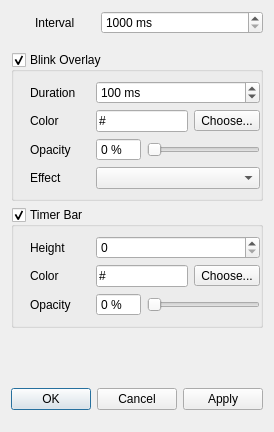
Faun-a-Fox/blink, file settingsdialog.ui: the form before one commit.
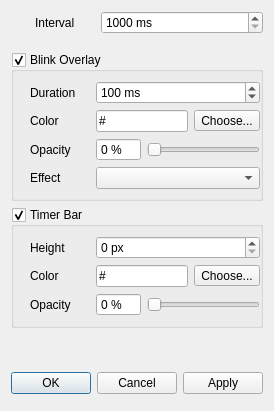
The form after the commit.

Commit message: Settings Dialog is working.

Diff of the .ui file:
```diff
--- a/settingsdialog.ui
+++ b/settingsdialog.ui
@@ -7,7 +7,7 @@
     <x>0</x>
     <y>0</y>
     <width>270</width>
-    <height>432</height>
+    <height>411</height>
    </rect>
   </property>
   <property name="windowTitle">
@@ -234,7 +234,11 @@
        </widget>
       </item>
       <item row="0" column="1">
-       <widget class="QSpinBox" name="spinBox_TimerHeight"/>
+       <widget class="QSpinBox" name="spinBox_TimerHeight">
+        <property name="suffix">
+         <string> px</string>
+        </property>
+       </widget>
       </item>
       <item row="1" column="0">
        <widget class="QLabel" name="label_Color_3">
@@ -331,9 +335,6 @@
        <verstretch>0</verstretch>
       </sizepolicy>
      </property>
-     <property name="orientation">
-      <enum>Qt::Horizontal</enum>
-     </property>
      <property name="standardButtons">
       <set>QDialogButtonBox::Apply|QDialogButtonBox::Cancel|QDialogButtonBox::Ok</set>
      </property>
```
Left out of the diff: 55 changed lines with no effect on the pictures. The commit also changes 6 other files.
